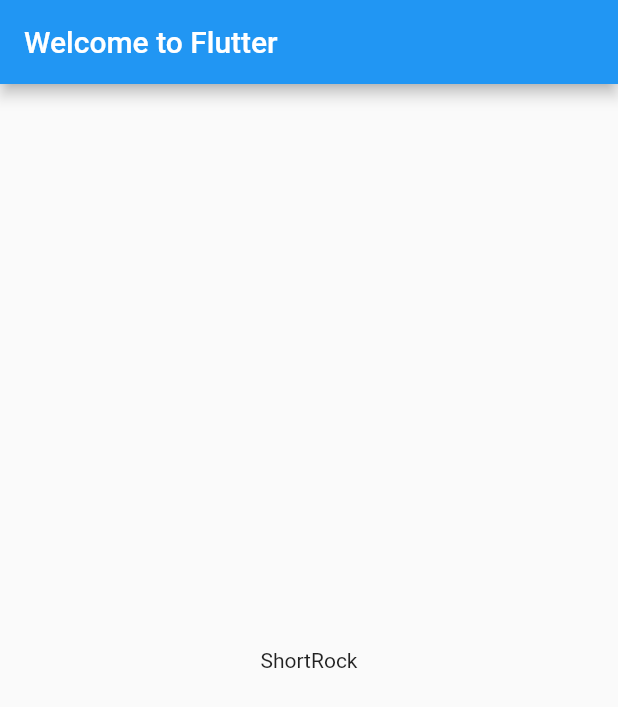
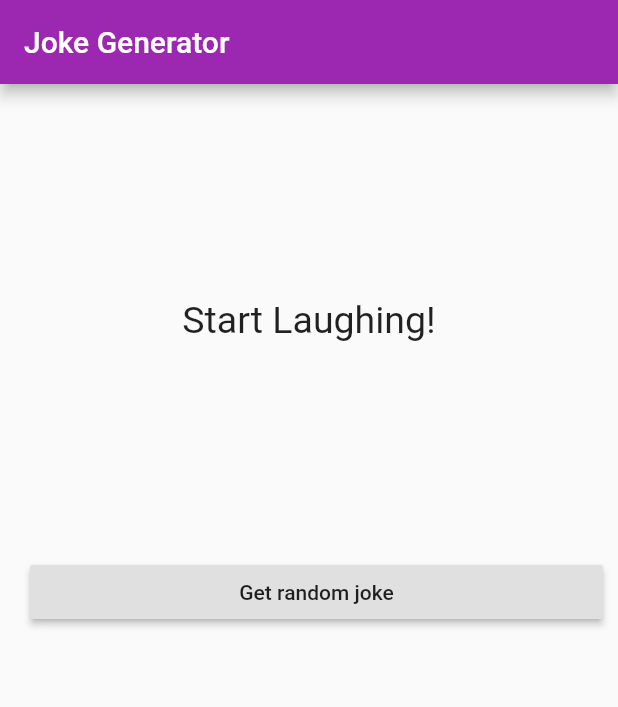
Before and after one commit to ntsummers1/Flutter-Laugh-O-Matic, a Flutter app: the screen it shows after launch, on a phone screen of 412 x 824 dp. Shown: the top 707 px of the screen. Run offline on Flutter 3.47's test engine with Material 2 defaults, Android fonts, the phone set to English and light mode, and no system bars; our stand-ins replace bloc, dartz, data_connection_checker, equatable, flutter_bloc, get_it and 1 more.

Commit message:
Add Joke UI

```diff
--- /dev/null
+++ b/lib/features/joke/presentation/pages/joke_page.dart
@@ -0,0 +1,56 @@
+import 'package:flutter/material.dart';
+import 'package:flutter_bloc/flutter_bloc.dart';
+import 'package:myapp/features/joke/presentation/bloc/joke_bloc.dart';
+import 'package:myapp/injection_container.dart';
+import 'package:myapp/features/joke/presentation/widgets/widgets.dart';
+
+class JokePage extends StatelessWidget {
+  @override
+  Widget build(BuildContext context) {
+    return Scaffold(
+      appBar: AppBar(
+        title: Text('Joke Generator'),
+      ),
+      body: SingleChildScrollView(
+        child: buildBody(context),
+      ),
+    );
+  }
+
+  BlocProvider<JokeBloc> buildBody(BuildContext context) {
+    return BlocProvider(
+      create: (_) => sl<JokeBloc>(),
+      child: Center(
+        child: Padding(
+          padding: const EdgeInsets.all(10),
+          child: Column(
+            children: <Widget>[
+              SizedBox(height: 10),
+              // Top half
+              BlocBuilder<JokeBloc, JokeState>(
+                builder: (context, state) {
+                  if (state is JokeInitial) {
+                    return MessageDisplay(
+                      message: 'Start Laughing!',
+                    );
+                  } else if (state is Loading) {
+                    return LoadingWidget();
+                  } else if (state is Loaded) {
+                    return JokeDisplay(joke: state.joke);
+                  } else if (state is Error) {
+                    return MessageDisplay(
+                      message: state.errorMessage,
+                    );
+                  }
+                },
+              ),
+              SizedBox(height: 20),
+              // Bottom half
+              JokeControls()
+            ],
+          ),
+        ),
+      ),
+    );
+  }
+}
--- /dev/null
+++ b/lib/features/joke/presentation/widgets/joke_controls.dart
@@ -0,0 +1,42 @@
+import 'package:myapp/features/joke/domain/usecases/get_random_joke.dart';
+import 'package:myapp/features/joke/presentation/bloc/joke_bloc.dart';
+import 'package:flutter/material.dart';
+import 'package:flutter_bloc/flutter_bloc.dart';
+
+class JokeControls extends StatefulWidget {
+  const JokeControls({
+    Key key,
+  }) : super(key: key);
+
+  @override
+  _JokeControlsState createState() => _JokeControlsState();
+}
+
+class _JokeControlsState extends State<JokeControls> {
+  final controller = TextEditingController();
+  String inputStr;
+
+  @override
+  Widget build(BuildContext context) {
+    return Column(
+      children: <Widget>[
+        Row(
+          children: <Widget>[
+            SizedBox(width: 10),
+            Expanded(
+              child: RaisedButton(
+                child: Text('Get random joke'),
+                onPressed: dispatchRandom,
+              ),
+            ),
+          ],
+        )
+      ],
+    );
+  }
+
+  void dispatchRandom() {
+    controller.clear();
+    BlocProvider.of<JokeBloc>(context).add(GetJokeForBloc());
+  }
+}
--- /dev/null
+++ b/lib/features/joke/presentation/widgets/message_display.dart
@@ -0,0 +1,26 @@
+import 'package:flutter/material.dart';
+
+class MessageDisplay extends StatelessWidget {
+  final String message;
+
+  const MessageDisplay({
+    Key key,
+    @required this.message,
+  }) : super(key: key);
+
+  @override
+  Widget build(BuildContext context) {
+    return Container(
+      height: MediaQuery.of(context).size.height / 3,
+      child: Center(
+        child: SingleChildScrollView(
+          child: Text(
+            message,
+            style: TextStyle(fontSize: 25),
+            textAlign: TextAlign.center,
+          ),
+        ),
+      ),
+    );
+  }
+}
--- /dev/null
+++ b/lib/features/joke/presentation/widgets/widgets.dart
@@ -0,0 +1,4 @@
+export 'loading_widget.dart';
+export 'message_display.dart';
+export 'joke_display.dart';
+export 'joke_controls.dart';
--- a/lib/main.dart
+++ b/lib/main.dart
@@ -1,8 +1,9 @@
 import 'package:flutter/material.dart';
-import 'package:english_words/english_words.dart';
+import 'package:myapp/features/joke/presentation/pages/joke_page.dart';
 import 'injection_container.dart' as di;
 
 void main() async {
+  WidgetsFlutterBinding.ensureInitialized();
   await di.init();
   runApp(MyApp());
 }
@@ -10,15 +11,13 @@ void main() async {
 class MyApp extends StatelessWidget {
   @override
   Widget build(BuildContext context) {
-    final wordPair = WordPair.random();
     return MaterialApp(
-      title: 'Welcome to Flutter',
-      home: Scaffold(
-        appBar: AppBar(
-          title: Text('Welcome to Flutter'),
-        ),
-        body: Center(child: Text(wordPair.asPascalCase)),
+      title: 'Joke Generator',
+      theme: ThemeData(
+        primaryColor: Colors.purple,
+        accentColor: Colors.purple,
       ),
+      home: JokePage(),
     );
   }
 }
--- a/pubspec.yaml
+++ b/pubspec.yaml
@@ -26,7 +26,6 @@ dependencies:
   # Local cache
   shared_preferences: ^0.5.6
 
-  english_words: ^3.1.5
   # The following adds the Cupertino Icons font to your application.
   # Use with the CupertinoIcons class for iOS style icons.
   cupertino_icons: ^1.0.0
```
Also changed, not shown: lib/features/joke/presentation/widgets/joke_display.dart (added, +38 -0 lines), lib/features/joke/presentation/widgets/loading_widget.dart (added, +17 -0 lines), pubspec.lock.
